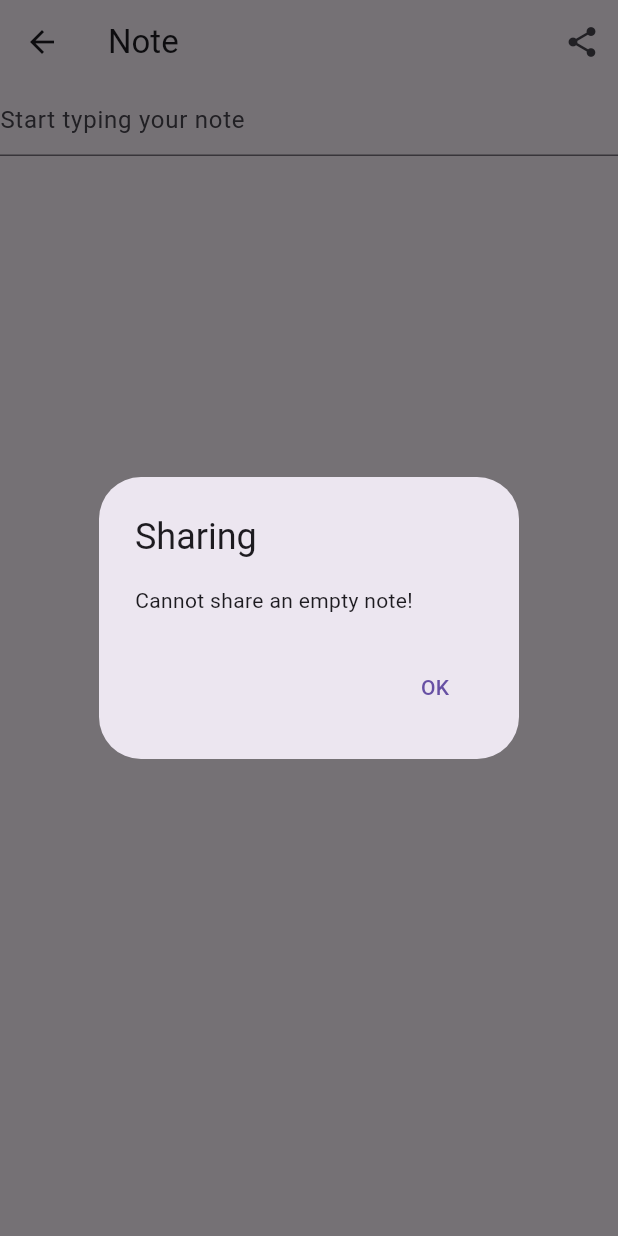
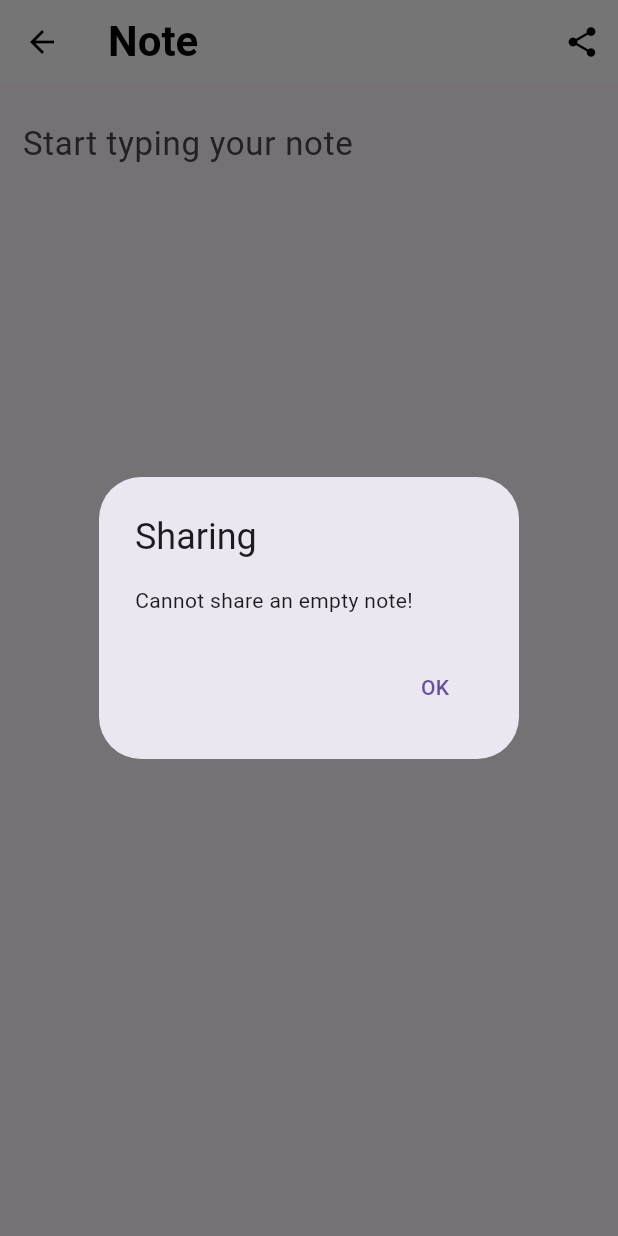
Before and after one commit to RasZarky/mynotes, a Flutter app: the CreateUpdateNoteView screen opened by its route, after a tap on the "share" icon, on a phone screen of 412 x 824 dp. Run offline on Flutter 3.47's test engine with Material 3 defaults, Android fonts, the phone set to English and light mode, and no system bars; our stand-ins replace animate_do, bloc, cloud_firestore, equatable, firebase_auth, firebase_core and 2 more; accounts and stored records are empty; generated files the repository leaves out were written again.

Commit message:
note_view and note_cretae/update_view UI improved

```diff
--- a/lib/views/notes/create_update_note_view.dart
+++ b/lib/views/notes/create_update_note_view.dart
@@ -95,6 +95,15 @@ class _CreateUpdateNoteViewState extends State<CreateUpdateNoteView> {
       appBar: AppBar(
         title: Text(
           context.loc.note,
+          style: const TextStyle(
+            color: Colors.black,
+            fontSize: 28,
+            fontWeight: FontWeight.w700,
+          ),
+        ),
+        backgroundColor: Colors.white,
+        iconTheme: const IconThemeData(
+          color: Colors.black,
         ),
         actions: [
           IconButton(
@@ -116,12 +125,29 @@ class _CreateUpdateNoteViewState extends State<CreateUpdateNoteView> {
           switch (snapshot.connectionState) {
             case ConnectionState.done:
               _setupTextControllerListener();
-              return TextField(
-                controller: _textController,
-                keyboardType: TextInputType.multiline,
-                maxLines: null,
-                decoration: InputDecoration(
-                  hintText: context.loc.start_typing_your_note,
+              return SingleChildScrollView(
+                child: Container(
+                  padding: const EdgeInsets.only(
+                    top: 15,
+                    left: 15,
+                    right: 15,
+                  ),
+                  child: TextField(
+                    controller: _textController,
+                    keyboardType: TextInputType.multiline,
+                    maxLines: null,
+                    cursorColor: Colors.black,
+                    style: const TextStyle(
+                      fontSize: 22.0,
+                    ),
+                    decoration: InputDecoration(
+                      hintText: context.loc.start_typing_your_note,
+                      hintStyle: const TextStyle(
+                        fontSize: 22,
+                      ),
+                      border: InputBorder.none
+                    ),
+                  ),
                 ),
               );
             default:
```
Also changed, not shown: lib/views/notes/notes_list_view.dart (+29 -5 lines), lib/views/notes/notes_view.dart (+12 -1 lines).
